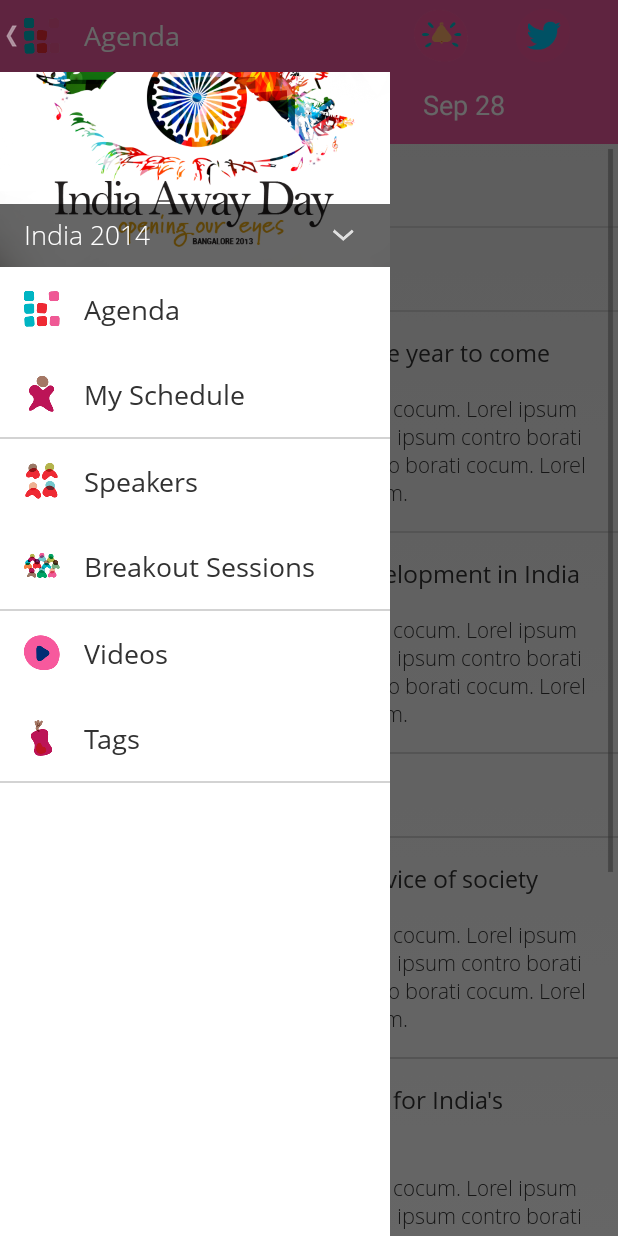
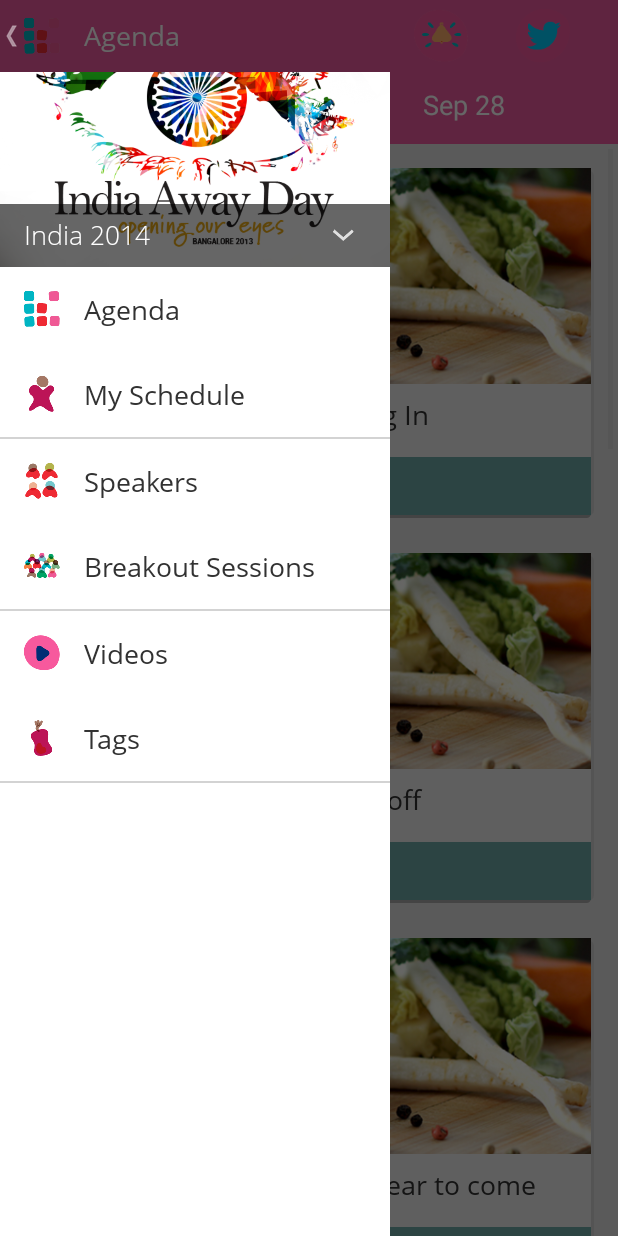
Before and after one commit to thotegowda/awayday2014, an Android app: the screen it shows after launch (HomeActivity), with the side drawer open, on a phone screen of 412 x 824 dp. Run offline under Robolectric (Android 15) with nearby library versions, the phone set to English and light mode, and no system bars; 6 statements that could not run were skipped.

Commit message:
Shashank | Changed agenda view

```diff
--- a/app/src/main/java/com/twi/awayday2014/adapters/AgendaAdapter.java
+++ b/app/src/main/java/com/twi/awayday2014/adapters/AgendaAdapter.java
@@ -1,6 +1,7 @@
 package com.twi.awayday2014.adapters;
 
 import android.content.Context;
+import android.view.LayoutInflater;
 import android.view.View;
 import android.view.ViewGroup;
 import android.widget.BaseAdapter;
@@ -20,12 +21,14 @@ import java.util.List;
 
 public class AgendaAdapter extends BaseAdapter {
     private final List<Session> agenda;
+    private final LayoutInflater inflater;
     private AgendaService agendaService;
     private Context context;
 
     public AgendaAdapter(Context context,DateTime day) {
         this.context = context;
         agendaService = AwayDayApplication.agendaService();
+        this.inflater = (LayoutInflater) context.getSystemService(Context.LAYOUT_INFLATER_SERVICE);
         agenda = agendaService.getAgendaFor(day);
     }
 
@@ -48,27 +51,21 @@ public class AgendaAdapter extends BaseAdapter {
     public View getView(int position, View convertView, ViewGroup parent) {
         ViewSource viewSource = null;
         if(convertView == null){
-            convertView = View.inflate(context, R.layout.view_timeline_listitem, null);
+            convertView = inflater.inflate(R.layout.view_timeline_listitem, parent, false);
             viewSource = new ViewSource();
             viewSource.timeTextView = (TextView) convertView.findViewById(R.id.timeText);
             viewSource.timeTextView.setTypeface(Fonts.openSansRegular(context));
             viewSource.titleTextView = (TextView) convertView.findViewById(R.id.titleText);
             viewSource.titleTextView.setTypeface(Fonts.openSansRegular(context));
-            viewSource.descriptionTextView = (TextView) convertView.findViewById(R.id.descriptionText);
-            viewSource.descriptionTextView.setTypeface(Fonts.openSansLight(context));
+            viewSource.speakerTextView = (TextView) convertView.findViewById(R.id.speakers);
+            viewSource.speakerTextView.setTypeface(Fonts.openSansLight(context));
             convertView.setTag(viewSource);
         }
 
         viewSource = (ViewSource) convertView.getTag();
         viewSource.timeTextView.setText(agenda.get(position).getTime());
         viewSource.titleTextView.setText(agenda.get(position).getTitle());
-        String description = agenda.get(position).getDescription();
-        if(description != null){
-            viewSource.descriptionTextView.setText(description);
-            viewSource.descriptionTextView.setVisibility(View.VISIBLE);
-        }else {
-            viewSource.descriptionTextView.setVisibility(View.GONE);
-        }
+
 
         return convertView;
     }
@@ -76,6 +73,6 @@ public class AgendaAdapter extends BaseAdapter {
     private class ViewSource{
         TextView timeTextView;
         TextView titleTextView;
-        TextView descriptionTextView;
+        TextView speakerTextView;
     }
 }
--- a/app/src/main/java/com/twi/awayday2014/models/Presenter.java
+++ b/app/src/main/java/com/twi/awayday2014/models/Presenter.java
@@ -3,10 +3,12 @@ package com.twi.awayday2014.models;
 
 public class Presenter {
     private String name;
+    private int image;
     private int profileResourceId;
 
-    public Presenter(String name, int profileResourceId) {
+    public Presenter(String name, int image, int profileResourceId) {
         this.name = name;
+        this.image = image;
         this.profileResourceId = profileResourceId;
     }
 
--- a/app/src/main/java/com/twi/awayday2014/models/Session.java
+++ b/app/src/main/java/com/twi/awayday2014/models/Session.java
@@ -1,15 +1,17 @@
 package com.twi.awayday2014.models;
 
 
+import java.util.List;
+
 public class Session {
 
-    private final Presenter[] presenter;
+    private final List<Presenter> presenter;
     private final String title;
     private final String date;
     private final String time;
     private final String description;
 
-    public Session(Presenter[] presenter, String title, String date, String time, String description) {
+    public Session(List<Presenter> presenter, String title, String date, String time, String description) {
         this.presenter = presenter;
         this.title = title;
         this.date = date;
@@ -17,7 +19,7 @@ public class Session {
         this.description = description;
     }
 
-    public Presenter[] getPresenter() {
+    public List<Presenter> getPresenter() {
         return presenter;
     }
 
--- a/app/src/main/java/com/twi/awayday2014/services/AgendaService.java
+++ b/app/src/main/java/com/twi/awayday2014/services/AgendaService.java
@@ -1,5 +1,7 @@
 package com.twi.awayday2014.services;
 
+import com.twi.awayday2014.R;
+import com.twi.awayday2014.models.Presenter;
 import com.twi.awayday2014.models.Session;
 
 import org.joda.time.DateTime;
@@ -20,7 +22,9 @@ public class AgendaService {
     private List<Session> sessionsFor27() {
         return new ArrayList<Session>(){{
             add(new Session(null, "Lunch & Settling In", "27 Sep", "12:00", null));
-            add(new Session(null, "Away Day Kick-off", "27 Sep", "15:00", null));
+            add(new Session(new ArrayList<Presenter>(){{
+                new Presenter("Deepa", R.drawable.placeholder, 0);
+            }}, "Away Day Kick-off", "27 Sep", "15:00 - 15:30", null));
             add(new Session(null, "One year gone by, one year to come", "27 Sep", "15:30", "Lorel ipsum contro borati cocum. Lorel ipsum contro borati cocum." +
                     "Lorel ipsum contro borati cocum. Lorel ipsum contro borati cocum. Lorel ipsum contro borati cocum."));
             add(new Session(null, "The other side of development in India", "27 Sep", "16:00", "Lorel ipsum contro borati cocum. Lorel ipsum contro borati cocum." +
--- a/app/src/main/java/com/twi/awayday2014/view/TweetsActivity.java
+++ b/app/src/main/java/com/twi/awayday2014/view/TweetsActivity.java
@@ -59,6 +59,7 @@ public class TweetsActivity extends FragmentActivity{
         });
 
         cancelButton = (Button) findViewById(R.id.cancelButton);
+        cancelButton.setClickable(false);
         cancelButton.setOnClickListener(new View.OnClickListener() {
             @Override
             public void onClick(View v) {
@@ -93,6 +94,8 @@ public class TweetsActivity extends FragmentActivity{
                 .setListener(new AnimatorListenerAdapter() {
                     @Override
                     public void onAnimationEnd(Animator animation) {
+                        cancelButton.setClickable(true);
+                        twitterButton.setClickable(false);
                         //just a placeholder to override the other listener
                     }
                 })
@@ -109,6 +112,8 @@ public class TweetsActivity extends FragmentActivity{
                 .setListener(new AnimatorListenerAdapter() {
                     @Override
                     public void onAnimationEnd(Animator animation) {
+                        twitterButton.setClickable(true);
+                        cancelButton.setClickable(false);
                         //just a placeholder to override the other listener
                     }
                 })
--- /dev/null
+++ b/app/src/main/java/com/twi/awayday2014/view/custom/CircularImageView.java
@@ -0,0 +1,176 @@
+package com.twi.awayday2014.view.custom;
+
+
+import android.animation.ObjectAnimator;
+import android.animation.PropertyValuesHolder;
+import android.animation.ValueAnimator;
+import android.content.Context;
+import android.content.res.TypedArray;
+import android.graphics.Bitmap;
+import android.graphics.BitmapShader;
+import android.graphics.Canvas;
+import android.graphics.Color;
+import android.graphics.Paint;
+import android.graphics.Shader;
+import android.graphics.drawable.BitmapDrawable;
+import android.graphics.drawable.Drawable;
+import android.util.AttributeSet;
+import android.view.View;
+import android.widget.ImageView;
+
+import com.twi.awayday2014.R;
+
+
+public class CircularImageView extends ImageView {
+
+    private int borderWidth;
+    private int viewWidth;
+    private int viewHeight;
+    private Bitmap image;
+    private Paint paint;
+    private Paint paintBorder;
+    private BitmapShader shader;
+
+    public CircularImageView(final Context context) {
+        this(context, null);
+    }
+
+    public CircularImageView(Context context, AttributeSet attrs) {
+        this(context, attrs, R.attr.circularImageViewStyle);
+    }
+
+    public CircularImageView(Context context, AttributeSet attrs, int defStyle) {
+        super(context, attrs, defStyle);
+
+        // init paint
+        paint = new Paint();
+        paint.setAntiAlias(true);
+
+        paintBorder = new Paint();
+        paintBorder.setAntiAlias(true);
+
+        // load the styled attributes and set their properties
+        TypedArray attributes = context.obtainStyledAttributes(attrs, R.styleable.CircularImageView, defStyle, 0);
+
+        if (attributes.getBoolean(R.styleable.CircularImageView_border, true)) {
+            setBorderWidth(attributes.getColor(R.styleable.CircularImageView_border_width, 4));
+            setBorderColor(attributes.getInt(R.styleable.CircularImageView_border_color, Color.WHITE));
+        }
+
+        if (attributes.getBoolean(R.styleable.CircularImageView_shadow, false))
+            addShadow();
+
+        BitmapDrawable bitmapDrawable = (BitmapDrawable) this.getDrawable();
+        if (bitmapDrawable != null)
+            image = bitmapDrawable.getBitmap();
+    }
+
+
+    public void setBorderWidth(int borderWidth) {
+        this.borderWidth = borderWidth;
+        this.invalidate();
+    }
+
+    public void setBorderColor(int borderColor) {
+        if (paintBorder != null)
+            paintBorder.setColor(borderColor);
+        this.invalidate();
+    }
+
+    public void addShadow() {
+        setLayerType(LAYER_TYPE_SOFTWARE, paintBorder);
+        paintBorder.setShadowLayer(4.0f, 0.0f, 2.0f, Color.BLACK);
+    }
+
+    @Override
+    public void setImageBitmap(Bitmap bm) {
+        image = bm;
+        super.setImageBitmap(bm);
+    }
+
+    @Override
+    public void setImageDrawable(Drawable drawable) {
+        BitmapDrawable bitmapDrawable = (BitmapDrawable) drawable;
+        if (bitmapDrawable != null)
+            image = bitmapDrawable.getBitmap();
+        super.setImageDrawable(drawable);
+    }
+
+    @Override
+    public void onDraw(Canvas canvas) {
+        // init shader
+        if (image != null) {
+            shader = new BitmapShader(Bitmap.createScaledBitmap(image, canvas.getWidth(), canvas.getHeight(), false), Shader.TileMode.CLAMP, Shader.TileMode.CLAMP);
+            paint.setShader(shader);
+            int circleCenter = viewWidth / 2;
+
+            // circleCenter is the x or y of the view's center
+            // radius is the radius in pixels of the cirle to be drawn
+            // paint contains the shader that will texture the shape
+            canvas.drawCircle(circleCenter + borderWidth, circleCenter + borderWidth, circleCenter + borderWidth - 4.0f, paintBorder);
+            canvas.drawCircle(circleCenter + borderWidth, circleCenter + borderWidth, circleCenter - 4.0f, paint);
+        }
+    }
+
+    @Override
+    protected void onMeasure(int widthMeasureSpec, int heightMeasureSpec) {
+        int width = measureWidth(widthMeasureSpec);
+        int height = measureHeight(heightMeasureSpec, widthMeasureSpec);
+
+        viewWidth = width - (borderWidth * 2);
+        viewHeight = height - (borderWidth * 2);
+
+        setMeasuredDimension(width, height);
+    }
+
+    public ObjectAnimator getReversingScaleAnimator(float scaleFactor, long animationDuration){
+        ObjectAnimator objectAnimator = getScaleAnimator(scaleFactor, animationDuration);
+        objectAnimator.setRepeatCount(1);
+        objectAnimator.setRepeatMode(ValueAnimator.REVERSE);
+
+        return objectAnimator;
+    }
+
+    public ObjectAnimator getScaleAnimator(float scaleFactor, long animationDuration){
+        PropertyValuesHolder scaleXHolder = PropertyValuesHolder.ofFloat(View.SCALE_X, scaleFactor);
+        PropertyValuesHolder scaleYHolder = PropertyValuesHolder.ofFloat(View.SCALE_Y, scaleFactor);
+
+        ObjectAnimator objectAnimator = ObjectAnimator.ofPropertyValuesHolder(this, scaleXHolder, scaleYHolder);
+        objectAnimator.setDuration(animationDuration);
+
+        return objectAnimator;
+    }
+
+    private int measureWidth(int measureSpec) {
+        int result = 0;
+        int specMode = MeasureSpec.getMode(measureSpec);
+        int specSize = MeasureSpec.getSize(measureSpec);
+
+        if (specMode == MeasureSpec.EXACTLY) {
+            // We were told how big to be
+            result = specSize;
+        } else {
+            // Measure the text
+            result = viewWidth;
+        }
+
+        return result;
+    }
+
+    private int measureHeight(int measureSpecHeight, int measureSpecWidth) {
+        int result = 0;
+        int specMode = MeasureSpec.getMode(measureSpecHeight);
+        int specSize = MeasureSpec.getSize(measureSpecHeight);
+
+        if (specMode == MeasureSpec.EXACTLY) {
+            // We were told how big to be
+            result = specSize;
+        } else {
+            // Measure the text (beware: ascent is a negative number)
+            result = viewHeight;
+        }
+
+        return (result + 2);
+    }
+
+}
--- a/app/src/main/res/layout/fragment_timeline.xml
+++ b/app/src/main/res/layout/fragment_timeline.xml
@@ -3,5 +3,5 @@
     android:layout_width="match_parent"
     android:layout_height="match_parent"
     android:choiceMode="singleChoice"
-    android:divider="@color/light_gray"
-    android:dividerHeight="@dimen/list_divider_height" />
+    android:divider="@android:color/transparent"
+    android:background="@color/offWhite"/>
--- a/app/src/main/res/values/colors.xml
+++ b/app/src/main/res/values/colors.xml
@@ -7,6 +7,7 @@
     <color name="pink">#ee5ba1</color>
     <color name="gray">#ffb3b3b3</color>
     <color name="light_gray">#ffd3d3d3</color>
+    <color name="offWhite">#e2e2e2</color>
     <color name="transparent_black">#99000000</color>
     <color name="transparent_dark_black">#bb000000</color>
     <color name="transparent_very_dark_black">#dd000000</color>
@@ -34,4 +35,5 @@
 
     <color name="actionbar_color">#66000000</color>
 
+
 </resources>
--- a/app/src/main/res/values/dimens.xml
+++ b/app/src/main/res/values/dimens.xml
@@ -57,4 +57,8 @@
     <dimen name="tweets_login_button_text_size">26sp</dimen>
     <dimen name="tweeter_login_button_height">50dp</dimen>
     <dimen name="tweeter_login_button_margin">70dp</dimen>
+
+    <dimen name="agenda_card_image_height">144dp</dimen>
+    <dimen name="speaker_image_diameter">60dp</dimen>
+    <dimen name="speaker_image_top_margin">114dp</dimen>
 </resources>
```
Also changed, not shown: app/src/main/java/com/twi/awayday2014/view/HomeActivity.java (+5 -4 lines), app/src/main/res/drawable/card.xml (added, +45 -0 lines), app/src/main/res/layout/view_timeline_listitem.xml (+55 -28 lines), app/src/main/res/values/attrs.xml (added, +16 -0 lines), app/src/main/res/values/styles.xml (+10 -1 lines), app/src/main/res/drawable/placeholder.jpg (added), 1 other file.
